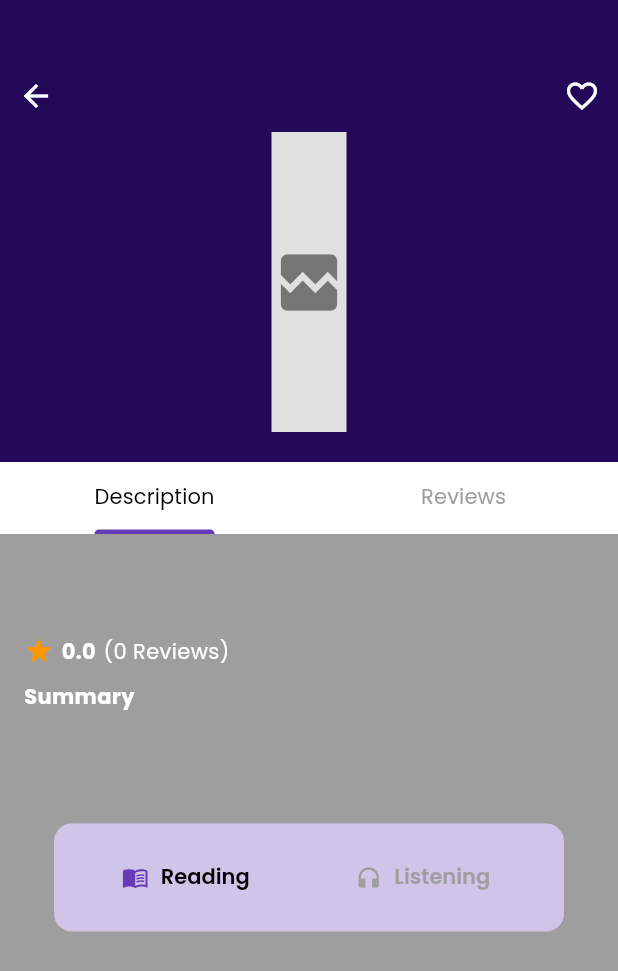
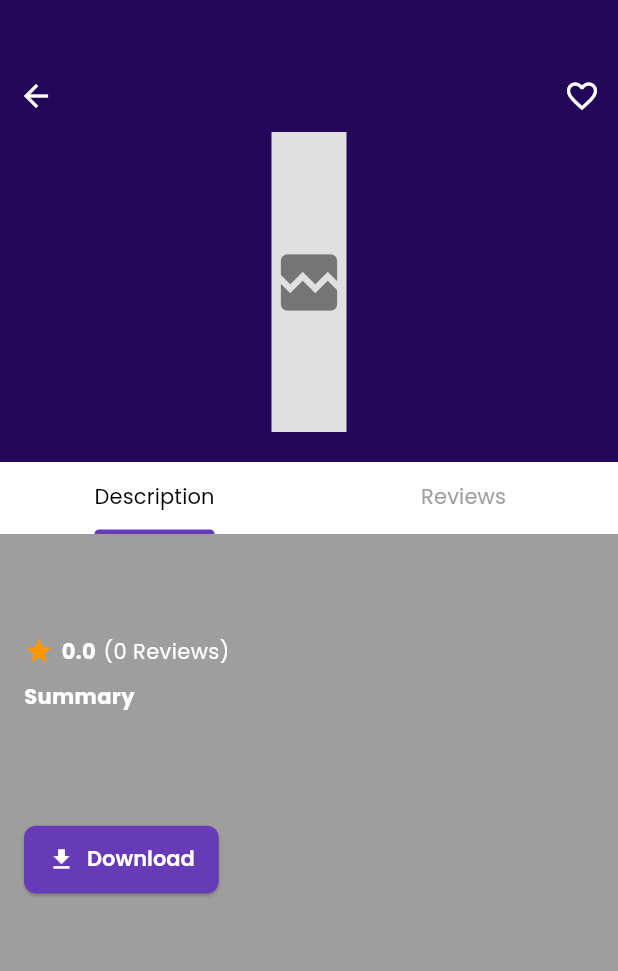
Before and after one commit to naolselemon/SmartE-Book, a Flutter app: the BookDetailPage screen opened directly with empty values, on a phone screen of 412 x 824 dp. Shown: the top 971 px of the screen. Run offline on Flutter 3.47's test engine with Material 3 defaults, Android fonts, the light colour scheme and no system bars; our stand-ins replace appwrite, audioplayers, flutter_dotenv, flutter_rating_bar, flutter_riverpod, google_fonts and 4 more; missing offline and left inert: pdfx; accounts and stored records are empty; generated files the repository leaves out were written again; network calls fail.

Commit message:
file on app download is done but its loading time is to high

```diff
--- a/lib/views/providers/books_provider.dart
+++ b/lib/views/providers/books_provider.dart
@@ -2,6 +2,7 @@ import 'package:appwrite/appwrite.dart';
 import 'package:flutter_riverpod/flutter_riverpod.dart';
 
 import 'package:smart_ebook/controllers/book_services.dart';
+import 'package:smart_ebook/controllers/file_download_services.dart';
 import 'package:smart_ebook/models/review.dart';
 
 import 'package:smart_ebook/views/providers/user_provider.dart';
@@ -13,10 +14,17 @@ final appwriteClientProvider = Provider<Client>((ref) {
   return userServices.client;
 });
 
+final fileDownloadServiceProvider = Provider<FileDownloadService>((ref) {
+  return FileDownloadService();
+});
+
 // Providers
 final bookServicesProvider = Provider<BookServices>((ref) {
   final client = ref.watch(appwriteClientProvider);
-  return BookServices(client: client);
+  return BookServices(
+    client: client,
+    fileDownloadService: ref.watch(fileDownloadServiceProvider),
+  );
 });
 
 final booksWithRatingProvider = FutureProvider<List<BookWithRating>>((
--- a/lib/views/screens/dashboard_pages/bookdetailpage.dart
+++ b/lib/views/screens/dashboard_pages/bookdetailpage.dart
@@ -1,10 +1,8 @@
 import 'package:flutter/material.dart';
 import 'package:flutter_riverpod/flutter_riverpod.dart';
-import 'package:flutter_rating_bar/flutter_rating_bar.dart';
 import 'package:smart_ebook/views/providers/books_provider.dart';
 import 'package:smart_ebook/views/providers/user_provider.dart';
 import 'package:smart_ebook/views/screens/dashboard_pages/reviewspage.dart';
-import 'audioplaypage.dart';
 
 class BookDetailPage extends ConsumerWidget {
   final String bookId;
@@ -16,6 +14,7 @@ class BookDetailPage extends ConsumerWidget {
   final String summary;
   final String audioId;
   final String audioUrl;
+  final String pdfId;
 
   const BookDetailPage({
     super.key,
@@ -28,6 +27,7 @@ class BookDetailPage extends ConsumerWidget {
     required this.summary,
     required this.audioId,
     required this.audioUrl,
+    required this.pdfId,
   });
 
   @override
@@ -202,8 +202,8 @@ class BookDetailPage extends ConsumerWidget {
                             const SizedBox(height: 10),
                             Text(
                               audioId.isNotEmpty
-                                  ? "Audio Available by the Author"
-                                  : "No Audio Available by the Author",
+                                  ? "Audio Available By The Author"
+                                  : "No Audio Available By The Author",
                               style: TextStyle(
                                 color:
                                     audioId.isNotEmpty
@@ -213,68 +213,94 @@ class BookDetailPage extends ConsumerWidget {
                               ),
                             ),
                             const SizedBox(height: 20),
-                            // Reading and Listening buttons
-                            Container(
-                              margin: const EdgeInsets.symmetric(
-                                horizontal: 20,
+                            // Download button
+                            Consumer(
+                              builder: (context, ref, child) {
+                                final bookServices = ref.read(
+                                  bookServicesProvider,
+                                );
+                                return FutureBuilder<List<bool>>(
+                                  future: Future.wait([
+                                    bookServices.isFileDownloaded(
+                                      bookId,
+                                      'pdf',
                                     ),
-                              padding: const EdgeInsets.all(12),
-                              decoration: BoxDecoration(
-                                color: Colors.deepPurple.shade100,
-                                borderRadius: BorderRadius.circular(12),
+                                    bookServices.isFileDownloaded(
+                                      bookId,
+                                      'mp3',
                                     ),
-                              child: Row(
-                                mainAxisAlignment:
-                                    MainAxisAlignment.spaceAround,
-                                children: [
-                                  TextButton.icon(
-                                    onPressed: () {},
-                                    icon: const Icon(
-                                      Icons.menu_book,
-                                      color: Colors.deepPurple,
+                                  ]),
+                                  builder: (context, snapshot) {
+                                    if (!snapshot.hasData) {
+                                      return ElevatedButton(
+                                        onPressed: null,
+                                        child: const Text("Checking..."),
+                                      );
+                                    }
+                                    final isPdfDownloaded = snapshot.data![0];
+                                    final isAudioDownloaded =
+                                        snapshot.data![1] || audioId.isEmpty;
+                                    final allDownloaded =
+                                        isPdfDownloaded && isAudioDownloaded;
+                                    return ElevatedButton.icon(
+                                      onPressed:
+                                          allDownloaded
+                                              ? null
+                                              : () async {
+                                                try {
+                                                  if (!isPdfDownloaded &&
+                                                      pdfId.isNotEmpty) {
+                                                    await bookServices
+                                                        .downloadFile(
+                                                          pdfId,
+                                                          bookId,
+                                                          'pdf',
+                                                        );
+                                                  }
+                                                  if (!isAudioDownloaded &&
+                                                      audioId.isNotEmpty) {
+                                                    await bookServices
+                                                        .downloadFile(
+                                                          audioId,
+                                                          bookId,
+                                                          'mp3',
+                                                        );
+                                                  }
+                                                  ScaffoldMessenger.of(
+                                                    context,
+                                                  ).showSnackBar(
+                                                    const SnackBar(
+                                                      content: Text(
+                                                        'Download completed',
                                                       ),
-                                    label: const Text("Reading"),
                                                     ),
-                                  TextButton.icon(
-                                    onPressed:
-                                        audioId.isNotEmpty
-                                            ? () {
-                                              Navigator.push(
+                                                  );
+                                                } catch (e) {
+                                                  ScaffoldMessenger.of(
                                                     context,
-                                                MaterialPageRoute(
-                                                  builder:
-                                                      (context) =>
-                                                          AudioPlayScreen(
-                                                            title: title,
-                                                            author: author,
-                                                            imagePath:
-                                                                imagePath,
-                                                            localAudioPath:
-                                                                audioUrl,
+                                                  ).showSnackBar(
+                                                    SnackBar(
+                                                      content: Text(
+                                                        'Download failed: $e',
                                                       ),
                                                     ),
                                                   );
                                                 }
-                                            : null,
+                                              },
                                       icon: Icon(
-                                      Icons.headphones,
-                                      color:
-                                          audioId.isNotEmpty
-                                              ? Colors.deepPurple
-                                              : Colors.grey,
+                                        allDownloaded
+                                            ? Icons.check
+                                            : Icons.download,
                                       ),
                                       label: Text(
-                                      "Listening",
-                                      style: TextStyle(
-                                        color:
-                                            audioId.isNotEmpty
-                                                ? Colors.deepPurple
-                                                : Colors.grey,
+                                        allDownloaded
+                                            ? "Downloaded"
+                                            : "Download",
                                       ),
-                                    ),
-                                  ),
-                                ],
-                              ),
+                                    );
+                                  },
+                                );
+                              },
                             ),
                           ],
                         ),
--- a/lib/views/screens/dashboard_pages/dashboard_page.dart
+++ b/lib/views/screens/dashboard_pages/dashboard_page.dart
@@ -1,8 +1,9 @@
 import 'package:flutter/material.dart';
 import 'package:flutter_riverpod/flutter_riverpod.dart';
 import 'package:smart_ebook/views/providers/user_provider.dart';
+import 'package:smart_ebook/views/screens/dashboard_pages/librarypage.dart';
+import 'package:smart_ebook/views/screens/searches_pages/search.dart';
 
-import 'drawerComponent/library.dart';
 import 'drawerpage.dart';
 import 'homepage.dart';
 
@@ -27,7 +28,7 @@ class _DashboardScreenState extends ConsumerState<DashboardScreen> {
 
   int _selectedIndex = 0;
 
-  final List<Widget> _pages = [HomePage(), LibraryPage()]; // SearchPage()];
+  final List<Widget> _pages = [HomePage(), SearchScreen(), LibraryPage()];
 
   void _onItemTapped(int index) {
     setState(() {
--- a/lib/views/screens/dashboard_pages/reviewspage.dart
+++ b/lib/views/screens/dashboard_pages/reviewspage.dart
@@ -129,7 +129,11 @@ class _ReviewsTabState extends ConsumerState<ReviewsTab> {
       padding: const EdgeInsets.all(16),
       child: Column(
         children: [
-          const Text("Add a Review"),
+          Text(
+            "Add a Review",
+            style: GoogleFonts.lato(fontSize: 20, fontStyle: FontStyle.italic),
+          ),
+          const SizedBox(height: 3),
           RatingBar.builder(
             initialRating: _rating,
             minRating: 1,
--- a/lib/views/screens/searches_pages/search_page.dart
+++ b/lib/views/screens/searches_pages/search_page.dart
@@ -1,10 +1,10 @@
 // import "package:flutter/material.dart";
 
-// import "package:smart_ebook/data/datasources/books.dart";
+
 // import "package:smart_ebook/views/widgets/searches_widgets/authors_images.dart";
 // import "package:smart_ebook/views/widgets/searches_widgets/book_coverpage.dart";
 // import "package:smart_ebook/views/widgets/searches_widgets/categories_card.dart";
-// import "package:smart_ebook/data/models/book_model.dart";
+
 
 // class SearchScreen extends StatefulWidget {
 //   const SearchScreen({super.key});
--- a/lib/views/widgets/dashboard_widgets/bookdetailcontainer.dart
+++ b/lib/views/widgets/dashboard_widgets/bookdetailcontainer.dart
@@ -12,6 +12,7 @@ class BookDetailContainer extends ConsumerStatefulWidget {
   final String summary;
   final String audioId;
   final String audioUrl;
+  final String fileId;
 
   const BookDetailContainer({
     super.key,
@@ -24,6 +25,7 @@ class BookDetailContainer extends ConsumerStatefulWidget {
     this.summary = '',
     this.audioId = '',
     this.audioUrl = '',
+    this.fileId = '',
   });
 
   @override
@@ -93,6 +95,7 @@ class _BookDetailContainerState extends ConsumerState<BookDetailContainer>
                     summary: widget.summary,
                     audioId: widget.audioId,
                     audioUrl: widget.audioUrl,
+                    pdfId: widget.fileId,
                   ),
             ),
           );
--- a/pubspec.yaml
+++ b/pubspec.yaml
@@ -37,6 +37,7 @@ dependencies:
   uuid: ^4.5.1
   google_fonts: ^6.2.1
   audioplayers: ^6.4.0
+  pdfx: ^2.6.0
   appwrite: ^15.0.1
   flutter_riverpod: ^2.3.0  # For state management and dependency injection
   riverpod_annotation: ^2.3.0  # For cleaner Riverpod provider code
@@ -48,6 +49,7 @@ dependencies:
   shared_preferences: ^2.2.3
   flutter_rating_bar: ^4.0.1
   path_provider: ^2.1.5
+  logger: ^2.5.0
 
 dev_dependencies:
   flutter_test:
```
Also changed, not shown: lib/controllers/book_services.dart (+79 -30 lines), lib/controllers/file_download_services.dart (added, +74 -0 lines), lib/views/screens/dashboard_pages/drawerComponent/library.dart (deleted, +0 -17 lines), lib/views/screens/dashboard_pages/librarypage.dart (added, +106 -0 lines), lib/views/screens/dashboard_pages/pdfviewerpage.dart (added, +45 -0 lines), lib/views/screens/searches_pages/search.dart (added, +15 -0 lines), pubspec.lock. Lines whose indentation alone changed are shown as unchanged.
